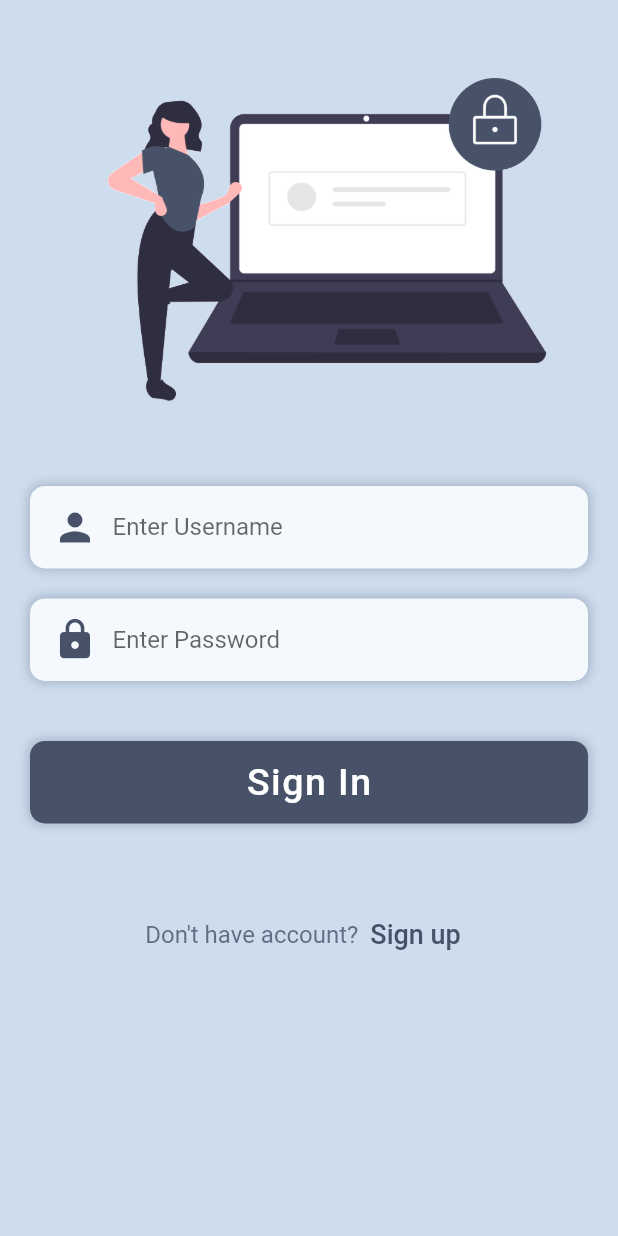
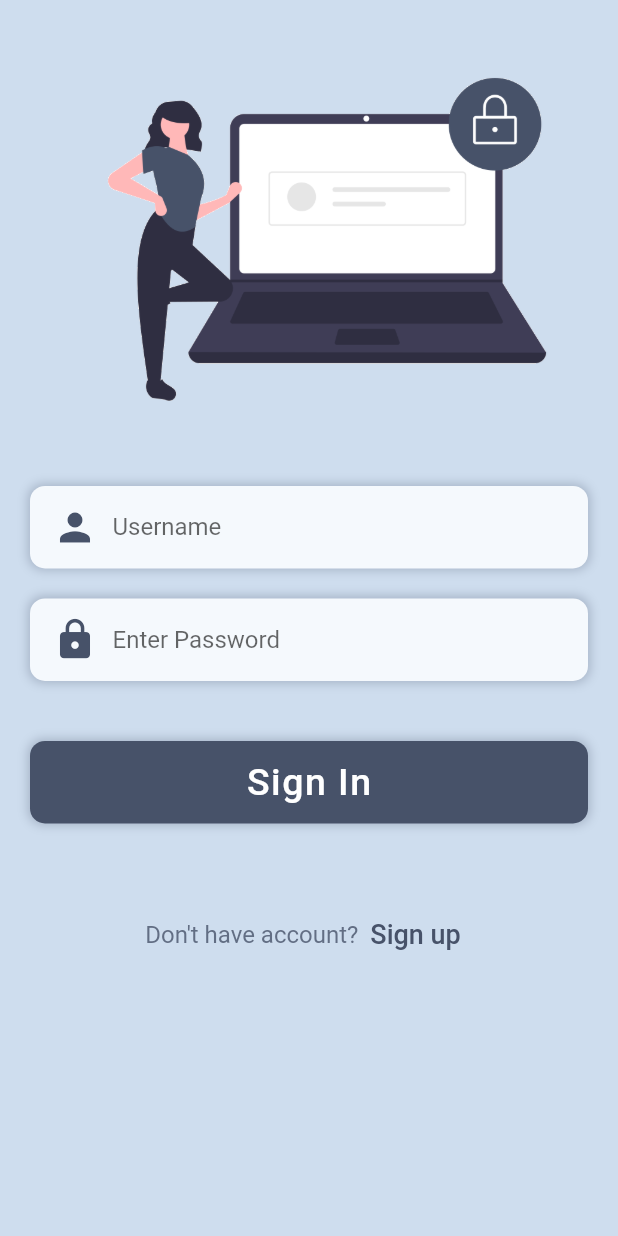
Before and after one commit to Alngkron/Test-K-2, a Flutter app: the screen it shows after launch, on a phone screen of 412 x 824 dp. Run offline on Flutter 3.47's test engine with Material 2 defaults, Android fonts, the phone set to English and light mode, and no system bars.

Commit message:
edit login page

```diff
--- a/lib/pages/login/login_page.dart
+++ b/lib/pages/login/login_page.dart
@@ -16,7 +16,7 @@ class LoginPage extends StatelessWidget {
               child: Image.asset("image/login.png"),
             ),
             InputWidget(
-              textHint: "Enter Username",
+              textHint: "Username",
               icon: Icons.person,
               ),
             SizedBox(height: 20),
```
